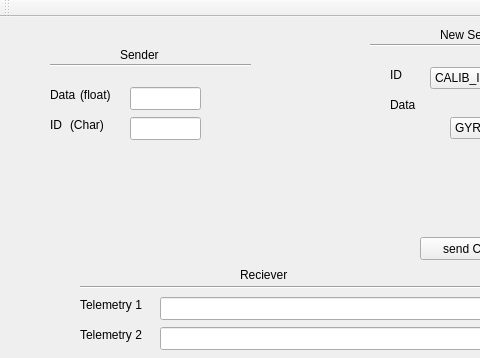
The window that GS_template/mainwindow.ui (Eruvae/floatsat5) describes before a commit, drawn with Qt 5; both pictures show x 0 to 480 and y 0 to 358 of the 669 by 707 pixel window.
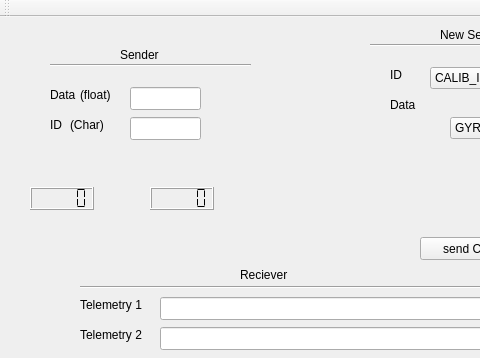
The same window after the commit. Custom widgets are drawn as their Qt base class.

```diff
--- a/GS_template/mainwindow.ui
+++ b/GS_template/mainwindow.ui
@@ -518,6 +518,35 @@
      </widget>
     </widget>
    </widget>
+   <widget class="QLCDNumber" name="lcdVoltage">
+    <property name="geometry">
+     <rect>
+      <x>30</x>
+      <y>170</y>
+      <width>64</width>
+      <height>23</height>
+     </rect>
+    </property>
+    <property name="lineWidth">
+     <number>1</number>
+    </property>
+    <property name="segmentStyle">
+     <enum>QLCDNumber::Flat</enum>
+    </property>
+   </widget>
+   <widget class="QLCDNumber" name="lcdCurrent">
+    <property name="geometry">
+     <rect>
+      <x>150</x>
+      <y>170</y>
+      <width>64</width>
+      <height>23</height>
+     </rect>
+    </property>
+    <property name="segmentStyle">
+     <enum>QLCDNumber::Flat</enum>
+    </property>
+   </widget>
   </widget>
   <widget class="QMenuBar" name="menuBar">
    <property name="geometry">
```
